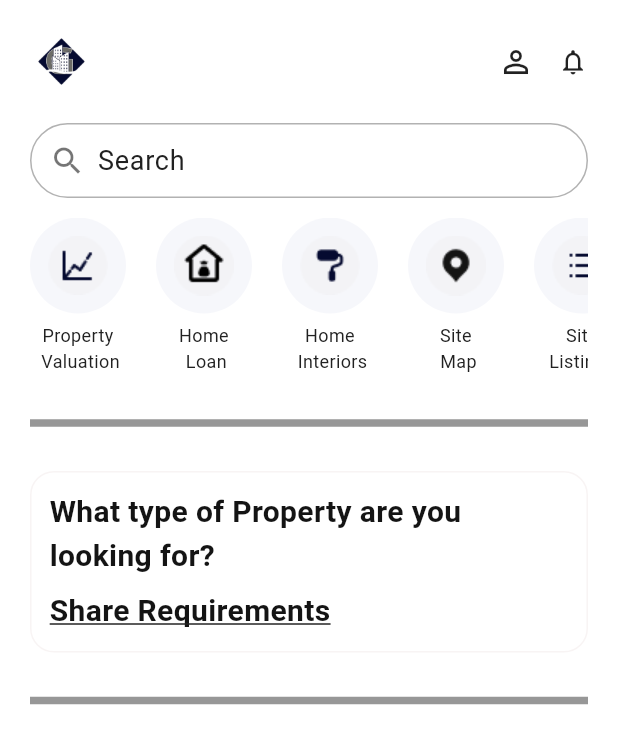
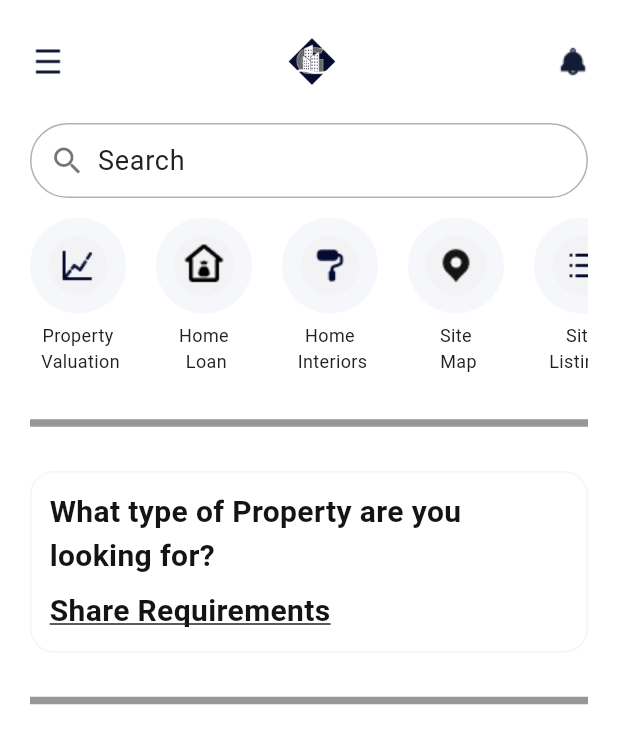
Before and after one commit to TilakBistaChhetri/ghar_chahiyo, a Flutter app: the HomePage screen opened directly, on a phone screen of 412 x 824 dp. Shown: the top 744 px of the screen. Run offline on Flutter 3.47's test engine with Material 3 defaults, Android fonts, the phone set to English and light mode, and no system bars; our stand-ins replace cached_network_image, country_picker, fl_chart, flutter_screenutil, flutter_secure_storage, geolocator; accounts and stored records are empty.

Commit message:
second day of project

```diff
--- a/lib/core/constants/my_icons.dart
+++ b/lib/core/constants/my_icons.dart
@@ -25,5 +25,7 @@ class MyIcons {
   static const String sports = "assets/icons/sports.png";
   static const String laundry = "assets/icons/laundry.png";
 
-   static const String account = "assets/icons/account.png";
+  static const String account = "assets/icons/account.png";
+  static const String notification = "assets/icons/notification.png";
+  static const String menu = "assets/icons/menu.png";
 }
--- a/lib/presentation/pages/general/home/home.dart
+++ b/lib/presentation/pages/general/home/home.dart
@@ -1,4 +1,5 @@
 import 'package:flutter/material.dart';
+import 'package:ghar_chaiyo/presentation/pages/general/home/notification_page.dart';
 
 import '../../../../core/constants/my_assets.dart';
 import '../../../../core/constants/my_colors.dart';
@@ -23,19 +24,50 @@ class HomePage extends StatelessWidget {
                 Row(
                   mainAxisAlignment: MainAxisAlignment.spaceBetween,
                   children: [
+                    //Image.asset(MyIcons.menu, width: 24, height: 24),
+                     InkWell(
+                      onTap: () {
+                        Navigator.push(
+                          context,
+                          MaterialPageRoute(
+                            builder: (context) => NotificationPage(),
+                          ),
+                        );
+                      },
+                      child: Image.asset(
+                        MyIcons.menu,
+                        width: 24,
+                        height: 24,
+                      ),
+                    ),
+
                     Image.asset(
                       MyAssets.Logo,
                       height: 42,
                       width: 42,
                       fit: BoxFit.contain,
                     ),
-                    Row(
-                      children: [
-                        Icon(Icons.person_outline, size: 24),
-                        const SizedBox(width: 16),
-                        Icon(Icons.notifications_none, size: 20),
-                      ],
+                    InkWell(
+                      onTap: () {
+                        Navigator.push(
+                          context,
+                          MaterialPageRoute(
+                            builder: (context) => NotificationPage(),
+                          ),
+                        );
+                      },
+                      child: Image.asset(
+                        MyIcons.notification,
+                        width: 20,
+                        height: 20,
+                      ),
                     ),
+
+                    // Image.asset(
+                    //   MyIcons.notification,
+                    //   width: 20,
+                    //   height: 20,
+                    // ),
                   ],
                 ),
                 const SizedBox(height: 20),
@@ -98,8 +130,12 @@ class HomePage extends StatelessWidget {
                         iconPath: MyIcons.sitelist,
                         label: 'Site\nListings',
                         onTap: () {
-                          Navigator.push(context, MaterialPageRoute(builder: (context)=> SiteListingPage()));
-
+                          Navigator.push(
+                            context,
+                            MaterialPageRoute(
+                              builder: (context) => SiteListingPage(),
+                            ),
+                          );
                         },
                       ),
                     ],
@@ -115,7 +151,9 @@ class HomePage extends StatelessWidget {
                   padding: const EdgeInsets.all(12),
                   decoration: BoxDecoration(
                     color: MyColors.backgroundColor,
-                    border: Border.all(color:const Color.fromARGB(255, 248, 244, 244)),
+                    border: Border.all(
+                      color: const Color.fromARGB(255, 248, 244, 244),
+                    ),
                     borderRadius: BorderRadius.circular(16),
                   ),
                   child: Column(
@@ -126,14 +164,12 @@ class HomePage extends StatelessWidget {
                         style: TextStyle(
                           fontSize: 20,
                           fontWeight: FontWeight.w600,
-                          color: MyColors.textColor
+                          color: MyColors.textColor,
                         ),
                       ),
                       const SizedBox(height: 8),
                       InkWell(
-                        onTap: () {
-
-                        },
+                        onTap: () {},
                         child: const Text(
                           "Share Requirements",
                           style: TextStyle(
```
Also changed, not shown: lib/presentation/pages/general/home/notification_page.dart (added, +155 -0 lines), assets/icons/menu.png (added), assets/icons/notification.png (added).
